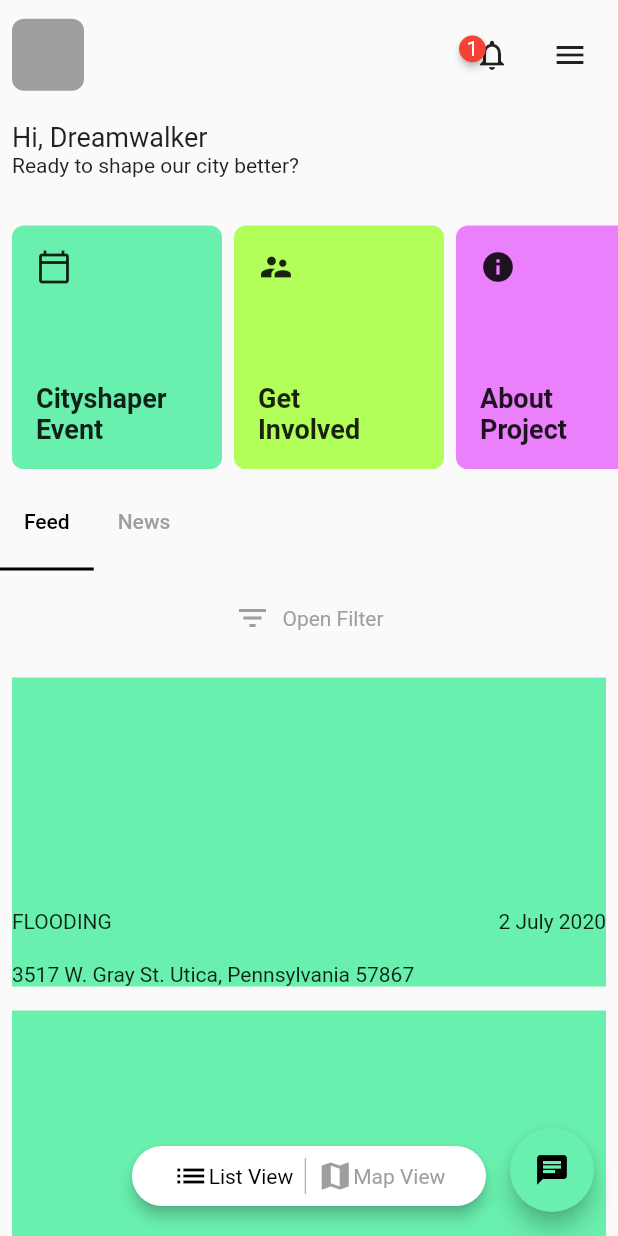
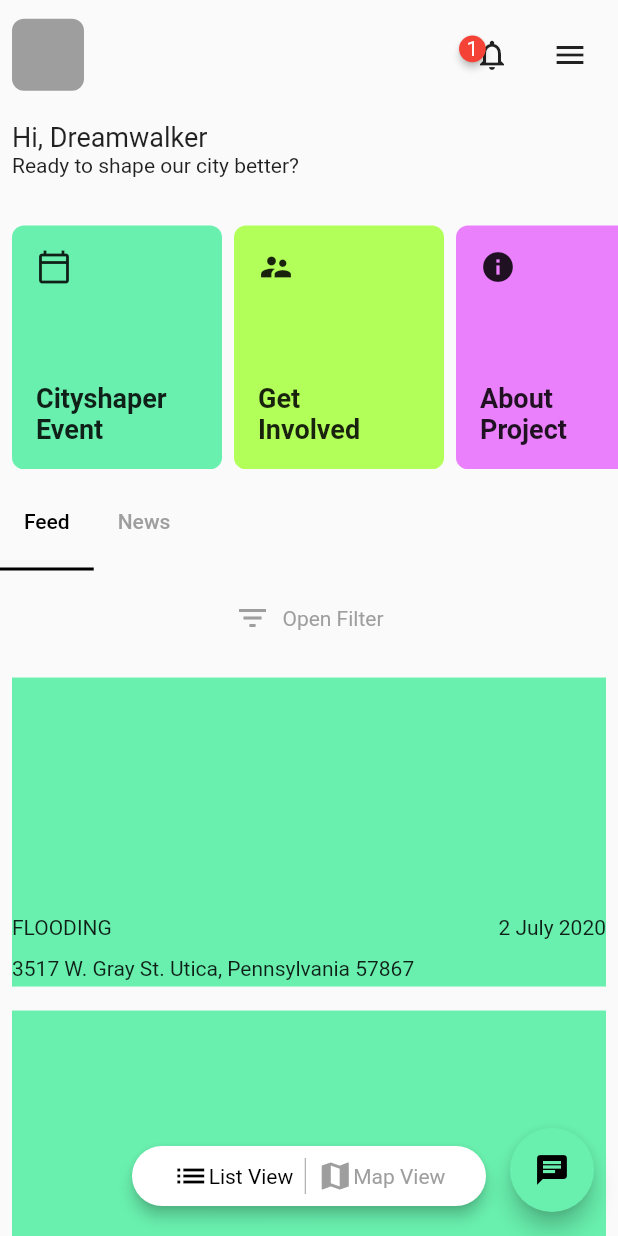
Before and after one commit to JAICHANGPARK/flutter_notebook_11th_story, a Flutter app: the screen it shows after launch, on a phone screen of 412 x 824 dp. Run offline on Flutter 3.47's test engine with Material 2 defaults, Android fonts, the phone set to English and light mode, and no system bars; drawn by our look-alikes of badges; our stand-ins replace backdrop, flutter_inner_drawer, flutter_slidable, flutter_swiper, google_fonts.

Commit message:
Update irys_home_page.dart

```diff
--- a/lib/ep727_irys_mobile_app/ui/irys_home_page.dart
+++ b/lib/ep727_irys_mobile_app/ui/irys_home_page.dart
@@ -231,6 +231,8 @@ class _IrysHomePageState extends State<IrysHomePage> with SingleTickerProviderSt
                                               flex: 6,
                                             ),
                                             Expanded(
+                                              child: Padding(
+                                                padding: const EdgeInsets.symmetric(vertical: 4),
                                                 child: Column(
                                                   mainAxisAlignment: MainAxisAlignment.spaceBetween,
                                                   crossAxisAlignment: CrossAxisAlignment.start,
@@ -242,6 +244,7 @@ class _IrysHomePageState extends State<IrysHomePage> with SingleTickerProviderSt
                                                     ),
                                                     Text("3517 W. Gray St. Utica, Pennsylvania 57867")
                                                   ],
+                                                ),
                                               ),
                                               flex: 2,
                                             ),
```
Lines whose indentation alone changed are shown as unchanged.
